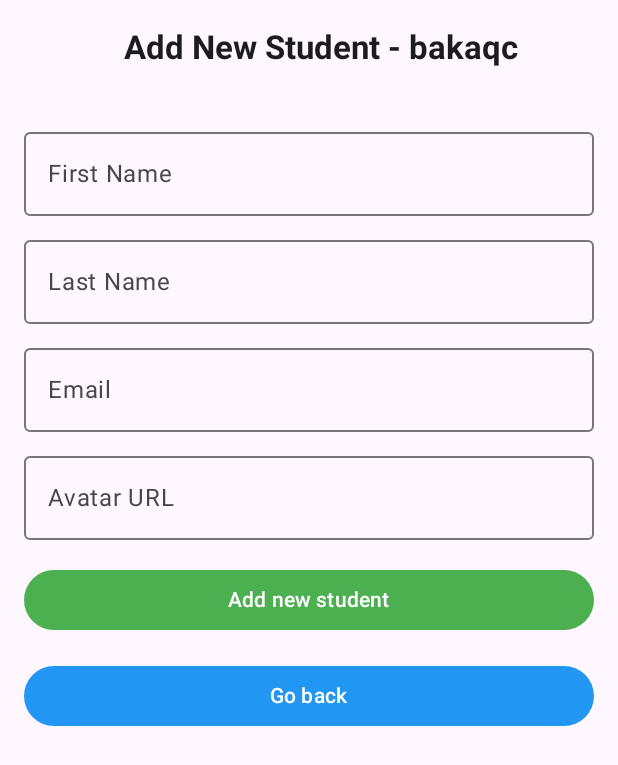
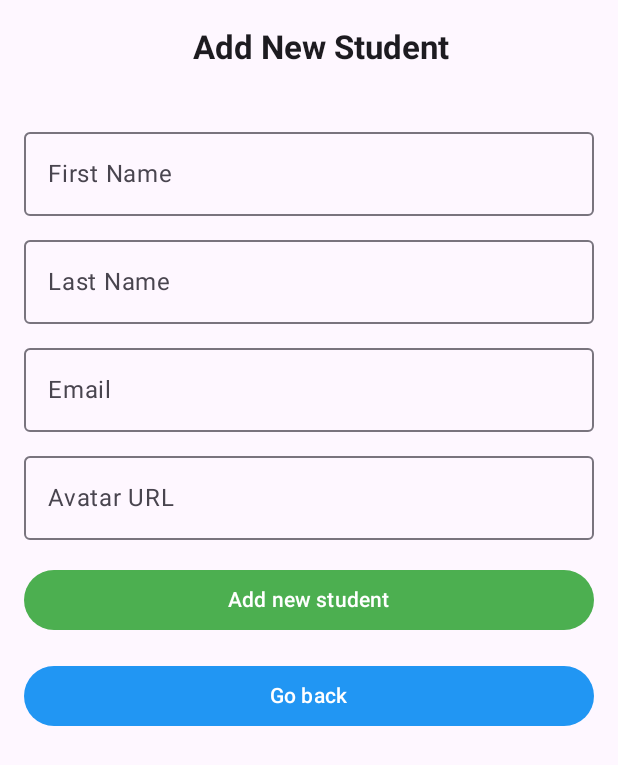
Before and after one commit to bakaqc/prm-pe, an Android app built with Jetpack Compose: the AddStudentScreen screen opened through its navigation route, on a phone screen of 412 x 824 dp. Shown: the top 765 px of the screen. Run offline under Robolectric (Android 15) with nearby library versions, the phone set to English and light mode, and no system bars; our stand-ins replace Room's generated code; network calls fail; pictures from the network do not load.

Commit message:
update: completed all request

```diff
--- a/app/src/main/java/com/example/upskill/screen/AddStudentScreen.kt
+++ b/app/src/main/java/com/example/upskill/screen/AddStudentScreen.kt
@@ -50,7 +50,7 @@
                             contentAlignment = Alignment.Center
                         ) {
                             Text(
-                                text = "Add New Student - bakaqc",
+                                text = "Add New Student",
                                 style = MaterialTheme.typography.titleLarge.copy(fontWeight = FontWeight.Bold),
                                 textAlign = TextAlign.Center
                             )
--- a/app/src/main/java/com/example/upskill/screen/StudentListScreen.kt
+++ b/app/src/main/java/com/example/upskill/screen/StudentListScreen.kt
@@ -49,7 +49,7 @@ fun StudentListScreen(
                         contentAlignment = Alignment.Center
                     ) {
                         Text(
-                            text = "Student List - bakaqc",
+                            text = "\uD83C\uDF93 Student Management App",
                             style = MaterialTheme.typography.titleLarge.copy(fontWeight = FontWeight.Bold),
                             textAlign = TextAlign.Center
                         )
```
